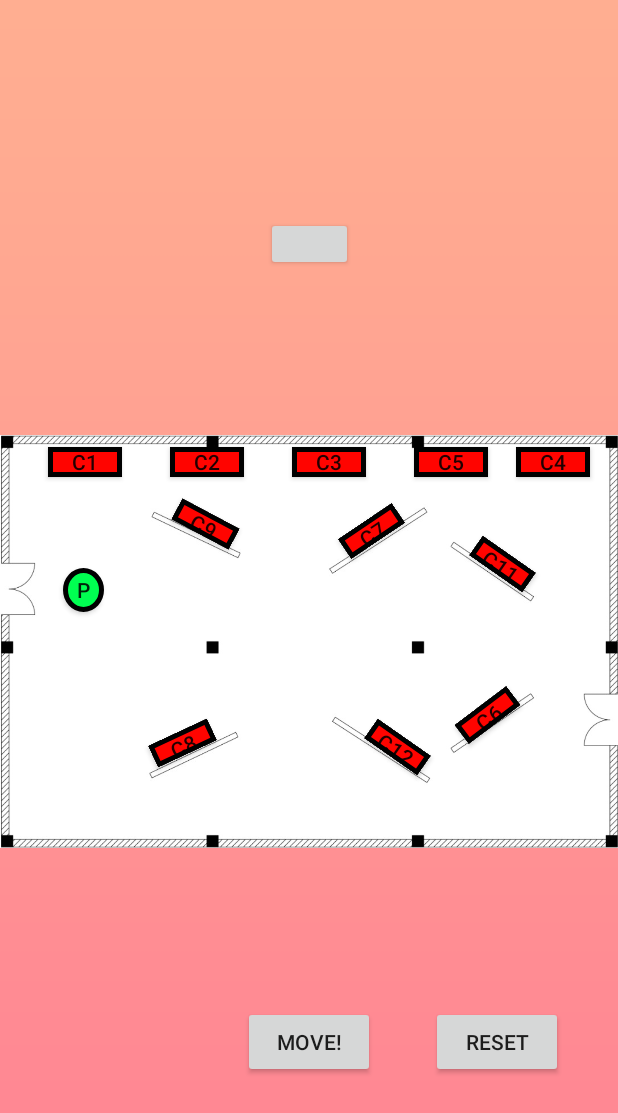
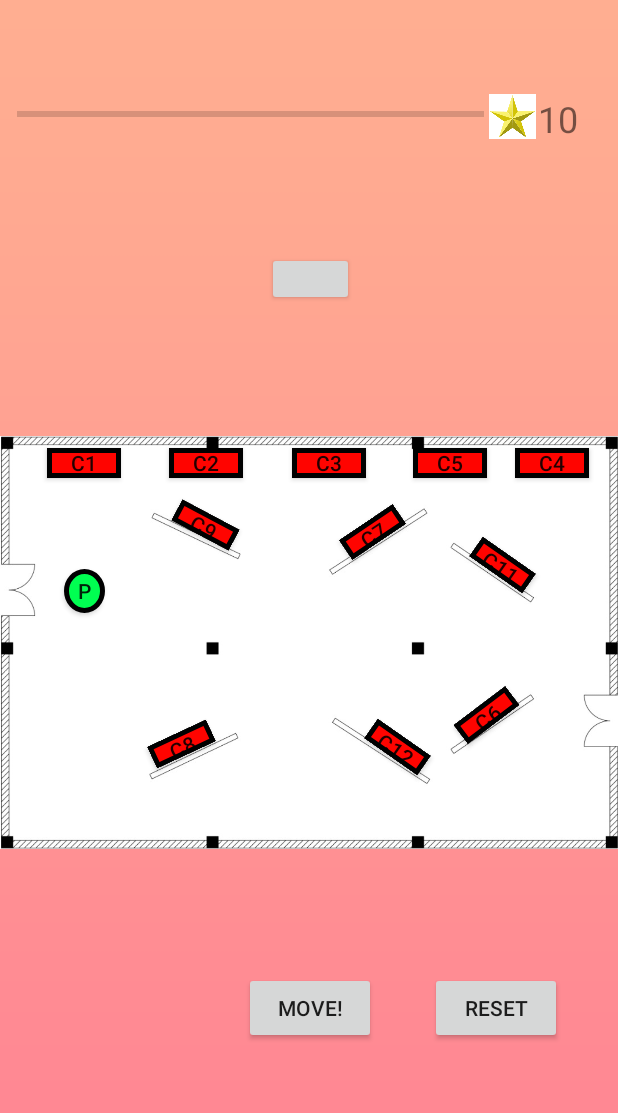
Before and after one commit to tahagates/Travelling-Museum-Application, an Android app: the fragment HomeFragment shown on its own in the app's theme, on a phone screen of 412 x 824 dp. Shown: the top 1113 px of the screen. Run offline under Robolectric (Android 15) with nearby library versions, the phone set to English and light mode, and no system bars; our stand-ins replace Firebase (no records; nobody signed in at launch, a user with empty details on screens opened directly); Roboto replaces fonts that are not available here.

Commit message:
progress bar ile ilgili işlemler

```diff
--- a/app/src/main/java/com/example/loginpart/model/ArtifactModel.java
+++ b/app/src/main/java/com/example/loginpart/model/ArtifactModel.java
@@ -6,7 +6,11 @@ public class ArtifactModel {
     private String aCode;
     private String[] questions; // or basic string ?
     private Image aImage;
-    private int aLevel; //necessary ??
+    private int aLevel; //necessary ?
+    private int point; //bir sorgu gerçekleştirirken tüm o bilgilerin bir modele aktarılıp o model üzerinden işlem yapılması
+    //gerektiği düşündüğüm için bunları ekliyorum.
+    private String category;
+    private String name;
 
     public ArtifactModel(String aCode,Image aImage,int aLevel) {
         this.aCode = aCode;
@@ -14,12 +18,15 @@ public class ArtifactModel {
         this.aLevel = aLevel;
     }
 
-    public String getaCode() {
-        return aCode;
-    }
+    public String getaCode() { return aCode; }
 
-    public int getaLevel() {
-        return aLevel;
-    }
+    public int getaLevel() { return aLevel; }
 
+    public int getPoint() { return aLevel; }
+
+    public void setPoint(int point) { this.point = point; }
+
+    public void setCategory(String category) { this.category = category; }
+
+    public void setName(String name) { this.name = name; }
 }
--- a/app/src/main/java/com/example/loginpart/ui/home/HomeFragment.java
+++ b/app/src/main/java/com/example/loginpart/ui/home/HomeFragment.java
@@ -1,9 +1,9 @@
 package com.example.loginpart.ui.home;
 
 import android.app.AlertDialog;
-import android.app.Dialog;
 import android.content.Context;
 import android.content.DialogInterface;
+import android.graphics.Point;
 import android.os.Build;
 import android.os.Bundle;
 import android.util.Log;
@@ -11,41 +11,30 @@ import android.view.LayoutInflater;
 import android.view.View;
 import android.view.ViewGroup;
 import android.widget.Button;
-import android.graphics.Point;
 import android.widget.EditText;
-import android.widget.TextView;
-import android.widget.Toast;
+import android.widget.ProgressBar;
 
 import androidx.annotation.NonNull;
 import androidx.annotation.RequiresApi;
 import androidx.fragment.app.Fragment;
-import androidx.fragment.app.FragmentTransaction;
-import androidx.lifecycle.Observer;
-import androidx.lifecycle.ViewModelProviders;
 
 import com.example.loginpart.R;
-import com.google.android.gms.maps.MapFragment;
+import com.example.loginpart.model.ArtifactModel;
+import com.google.android.gms.tasks.OnCompleteListener;
 import com.google.android.gms.tasks.OnFailureListener;
 import com.google.android.gms.tasks.OnSuccessListener;
-import com.google.firebase.FirebaseApp;
+import com.google.android.gms.tasks.Task;
 import com.google.firebase.auth.FirebaseAuth;
-import com.google.firebase.auth.FirebaseUser;
-import com.google.firebase.database.DataSnapshot;
-import com.google.firebase.database.DatabaseError;
 import com.google.firebase.database.DatabaseReference;
 import com.google.firebase.database.FirebaseDatabase;
-import com.google.firebase.database.ValueEventListener;
 import com.google.firebase.firestore.DocumentReference;
 import com.google.firebase.firestore.DocumentSnapshot;
 import com.google.firebase.firestore.FirebaseFirestore;
 
-import org.w3c.dom.Text;
-
-import java.util.Collection;
-
 import javax.annotation.Nullable;
 
 import static com.example.loginpart.ui.leaderBoard.LeaderBoardFragment.TAG;
+import static java.lang.Integer.parseInt;
 
 public class HomeFragment extends Fragment {
 
@@ -56,10 +45,11 @@ public class HomeFragment extends Fragment {
     Button playerButton;
     Button btnMove,btnReset;
     Button btnDeneme;
+    private ProgressBar progressBar;
 
     private String artifactInput;
 
-
+    final ArtifactModel artifactItem = null;
 
     private FirebaseDatabase firebaseDatabase;
     private FirebaseFirestore firebaseFirestore;
@@ -100,6 +90,10 @@ public class HomeFragment extends Fragment {
         btnMove = view.findViewById(R.id.btnArtifact);
         btnReset = view.findViewById(R.id.btnReset);
 
+       //ezginin eklediği kısımlar--------------
+        progressBar = (ProgressBar) view.findViewById(R.id.progressBar_home);
+        progressBar.setMax(50);
+        //-------------------
 
         playerButton.setOnClickListener(new View.OnClickListener() {
 
@@ -110,6 +104,10 @@ public class HomeFragment extends Fragment {
 
                 Log.d("Coordinates","Coordinates x:" + p.x + " and y: " + p.y);
 
+                //Bunu buraya ekleyeceğim ama emin değilim yeri değişebilir.
+                int userPoint = getPoint();
+                progressBar.setProgress(userPoint);
+                //-----------------------
             }
         });
 
@@ -138,6 +136,7 @@ public class HomeFragment extends Fragment {
                         String inputString = inputArtifact.getText().toString();
                         Log.d("Artifact ID: ", inputString);
                         movementFunction(inputString);
+
                     }
                 });
 
@@ -147,8 +146,6 @@ public class HomeFragment extends Fragment {
                         //Cancel
                     }
                 });
-
-
 
                 artifactDialog.create().show();
 
@@ -179,8 +176,17 @@ public class HomeFragment extends Fragment {
                     if(str.equals("deneme")){
                         btnDeneme.setBackgroundColor(btnDeneme.getContext().getResources().getColor(R.color.Green));
                     }
+                    Log.d("Document name", str);
 
-                    Log.d("Document name", str);
+
+                    //ezginin eklediği kısımlar--------------------
+                    artifactItem.setName(documentSnapshot.getString("name"));
+                    artifactItem.setCategory(documentSnapshot.getString("category"));
+                    artifactItem.setPoint(parseInt(documentSnapshot.getString("point")));
+
+                    updatePoint(parseInt(documentSnapshot.getString("point")));
+                    //------------------------------
+
                 } else{
                     Log.d("No document","Document error");
                     //Toast.makeText(context,"No document",Toast.LENGTH_LONG);
@@ -194,4 +200,49 @@ public class HomeFragment extends Fragment {
         });
 
     }
+
+    private void updatePoint(int artifactPoint) {
+        final int[] userPoint = new int[1];
+
+        documentReference = firebaseFirestore.collection("users").document(firebaseAuth.getCurrentUser().getUid());
+        documentReference.get().addOnCompleteListener(new OnCompleteListener<DocumentSnapshot>() {
+            @Override
+            public void onComplete(@NonNull Task<DocumentSnapshot> task) {
+                if (task.isSuccessful()) {
+                    DocumentSnapshot doc = task.getResult();
+                    userPoint[0] = (int) doc.get("point");
+                }
+            }
+        })
+                .addOnFailureListener(new OnFailureListener() {
+                    @Override
+                    public void onFailure(@NonNull Exception e) {
+                    }
+                });
+
+        documentReference.update("point", userPoint[0] + artifactPoint);
+    }
+
+    private int getPoint()
+    {
+        final int[] userPoint = new int[1];
+
+        documentReference = firebaseFirestore.collection("users").document(firebaseAuth.getCurrentUser().getUid());
+        documentReference.get().addOnCompleteListener(new OnCompleteListener<DocumentSnapshot>() {
+            @Override
+            public void onComplete(@NonNull Task<DocumentSnapshot> task) {
+                if (task.isSuccessful()) {
+                    DocumentSnapshot doc = task.getResult();
+                    userPoint[0] = (int) doc.get("point");
+                }
+            }
+        })
+                .addOnFailureListener(new OnFailureListener() {
+                    @Override
+                    public void onFailure(@NonNull Exception e) {
+                    }
+                });
+
+        return userPoint[0];
+    }
 }
--- a/app/src/main/java/com/example/loginpart/ui/logout/LogoutFragment.java
+++ /dev/null
@@ -1,26 +0,0 @@
-package com.example.loginpart.ui.logout;
-
-import android.os.Bundle;
-import android.view.LayoutInflater;
-import android.view.View;
-import android.view.ViewGroup;
-import android.widget.TextView;
-
-import androidx.annotation.Nullable;
-import androidx.annotation.NonNull;
-import androidx.fragment.app.Fragment;
-import androidx.lifecycle.Observer;
-import androidx.lifecycle.ViewModelProviders;
-
-import com.example.loginpart.R;
-
-public class LogoutFragment extends Fragment {
-
-    public View onCreateView(@NonNull LayoutInflater inflater,
-                             ViewGroup container, Bundle savedInstanceState) {
-        return inflater.inflate(R.layout.fragment_logout, container, false);
-    }
-
-
-
-}
--- a/app/src/main/res/layout/fragment_home.xml
+++ b/app/src/main/res/layout/fragment_home.xml
@@ -6,213 +6,289 @@
     android:layout_height="match_parent"
     android:background="@drawable/background">
 
-    <TextView
-        android:id="@+id/text_home"
-        android:layout_width="match_parent"
-        android:layout_height="wrap_content"
-        android:layout_marginStart="8dp"
-        android:layout_marginTop="8dp"
-        android:layout_marginEnd="8dp"
-        android:textAlignment="center"
-        android:textSize="20sp"
-        app:layout_constraintEnd_toEndOf="parent"
-        app:layout_constraintStart_toStartOf="parent"
-        app:layout_constraintTop_toTopOf="parent" />
-
 
     <ImageView
         android:id="@+id/imgFloorPlan"
         android:layout_width="412dp"
         android:layout_height="275dp"
+        android:layout_marginTop="244dp"
+        android:layout_marginBottom="212dp"
         android:contentDescription="@string/floorPlan"
         app:layout_constraintBottom_toBottomOf="parent"
         app:layout_constraintEnd_toEndOf="parent"
-        app:layout_constraintHorizontal_bias="1.0"
         app:layout_constraintStart_toStartOf="parent"
-        app:layout_constraintTop_toBottomOf="@+id/text_home"
-        app:layout_constraintVertical_bias="0.496"
+        app:layout_constraintTop_toTopOf="parent"
         app:srcCompat="@drawable/floorplan" />
 
     <Button
         android:id="@+id/btnCollection12"
         android:layout_width="43dp"
         android:layout_height="16dp"
+        android:layout_marginStart="243dp"
+        android:layout_marginTop="443dp"
+        android:layout_marginEnd="125dp"
+        android:layout_marginBottom="272dp"
         android:background="@drawable/rectangle"
         android:rotation="35"
         android:text="@string/collection12"
-        app:layout_constraintBottom_toBottomOf="@+id/imgFloorPlan"
+        app:layout_constraintBottom_toBottomOf="parent"
         app:layout_constraintEnd_toEndOf="parent"
-        app:layout_constraintHorizontal_bias="0.66"
-        app:layout_constraintStart_toStartOf="@+id/imgFloorPlan"
-        app:layout_constraintTop_toTopOf="@+id/imgFloorPlan"
-        app:layout_constraintVertical_bias="0.77" />
+        app:layout_constraintStart_toStartOf="parent"
+        app:layout_constraintTop_toTopOf="parent" />
 
     <Button
         android:id="@+id/btnCollection11"
-        android:text="@string/collection11"
         android:layout_width="43dp"
         android:layout_height="16dp"
+        android:layout_marginStart="313dp"
+        android:layout_marginTop="322dp"
+        android:layout_marginEnd="55dp"
+        android:layout_marginBottom="393dp"
         android:background="@drawable/rectangle"
         android:rotation="35"
-        app:layout_constraintBottom_toBottomOf="@+id/imgFloorPlan"
+        android:text="@string/collection11"
+        app:layout_constraintBottom_toBottomOf="parent"
         app:layout_constraintEnd_toEndOf="parent"
-        app:layout_constraintHorizontal_bias="0.85"
-        app:layout_constraintStart_toStartOf="@+id/imgFloorPlan"
-        app:layout_constraintTop_toTopOf="@+id/imgFloorPlan"
-        app:layout_constraintVertical_bias="0.3" />
+        app:layout_constraintStart_toStartOf="parent"
+        app:layout_constraintTop_toTopOf="parent" />
 
     <Button
         android:id="@+id/btnCollection9"
-        android:text="@string/collection9"
         android:layout_width="43dp"
         android:layout_height="16dp"
+        android:layout_marginStart="115dp"
+        android:layout_marginTop="295dp"
+        android:layout_marginEnd="253dp"
+        android:layout_marginBottom="420dp"
         android:background="@drawable/rectangle"
         android:rotation="28"
-        app:layout_constraintBottom_toBottomOf="@+id/imgFloorPlan"
-        app:layout_constraintEnd_toStartOf="@+id/btnCollection7"
-        app:layout_constraintHorizontal_bias="0.63"
+        android:text="@string/collection9"
+        app:layout_constraintBottom_toBottomOf="parent"
+        app:layout_constraintEnd_toEndOf="parent"
         app:layout_constraintStart_toStartOf="parent"
-        app:layout_constraintTop_toBottomOf="@+id/btnCollection2"
-        app:layout_constraintVertical_bias="0.100000024" />
+        app:layout_constraintTop_toTopOf="parent" />
 
     <Button
         android:id="@+id/btnCollection8"
-        android:text="@string/collection8"
         android:layout_width="43dp"
         android:layout_height="16dp"
+        android:layout_marginStart="99dp"
+        android:layout_marginTop="441dp"
+        android:layout_marginEnd="269dp"
+        android:layout_marginBottom="274dp"
         android:background="@drawable/rectangle"
         android:rotation="335"
-        app:layout_constraintBottom_toBottomOf="@+id/imgFloorPlan"
-        app:layout_constraintEnd_toStartOf="@+id/btnCollection12"
-        app:layout_constraintStart_toStartOf="@+id/imgFloorPlan"
-        app:layout_constraintTop_toTopOf="@+id/imgFloorPlan"
-        app:layout_constraintVertical_bias="0.76" />
+        android:text="@string/collection8"
+        app:layout_constraintBottom_toBottomOf="parent"
+        app:layout_constraintEnd_toEndOf="parent"
+        app:layout_constraintStart_toStartOf="parent"
+        app:layout_constraintTop_toTopOf="parent" />
 
     <Button
         android:id="@+id/btnCollection7"
-        android:text="@string/collection7"
         android:layout_width="43dp"
         android:layout_height="16dp"
-        android:layout_marginEnd="44dp"
+        android:layout_marginStart="226dp"
+        android:layout_marginTop="300dp"
+        android:layout_marginEnd="142dp"
+        android:layout_marginBottom="415dp"
         android:background="@drawable/rectangle"
         android:rotation="326"
-        app:layout_constraintBottom_toBottomOf="@+id/imgFloorPlan"
-        app:layout_constraintEnd_toStartOf="@+id/btnCollection11"
-        app:layout_constraintTop_toTopOf="@+id/imgFloorPlan"
-        app:layout_constraintVertical_bias="0.216" />
+        android:text="@string/collection7"
+        app:layout_constraintBottom_toBottomOf="parent"
+        app:layout_constraintEnd_toEndOf="parent"
+        app:layout_constraintStart_toStartOf="parent"
+        app:layout_constraintTop_toTopOf="parent" />
 
     <Button
         android:id="@+id/btnCollection6"
-        android:text="@string/collection6"
         android:layout_width="43dp"
         android:layout_height="16dp"
+        android:layout_marginStart="302dp"
+        android:layout_marginTop="422dp"
+        android:layout_marginEnd="66dp"
+        android:layout_marginBottom="293dp"
         android:background="@drawable/rectangle"
         android:rotation="323"
-        app:layout_constraintBottom_toBottomOf="@+id/imgFloorPlan"
+        android:text="@string/collection6"
+        app:layout_constraintBottom_toBottomOf="parent"
         app:layout_constraintEnd_toEndOf="parent"
-        app:layout_constraintHorizontal_bias="0.2"
-        app:layout_constraintStart_toEndOf="@+id/btnCollection12"
-        app:layout_constraintTop_toTopOf="@+id/imgFloorPlan"
-        app:layout_constraintVertical_bias="0.69" />
+        app:layout_constraintStart_toStartOf="parent"
+        app:layout_constraintTop_toTopOf="parent" />
 
     <Button
         android:id="@+id/btnCollection1"
         android:layout_width="49dp"
         android:layout_height="20dp"
-        android:layout_marginStart="32dp"
-        android:layout_marginTop="8dp"
+        android:layout_marginStart="31dp"
+        android:layout_marginTop="252dp"
+        android:layout_marginEnd="331dp"
+        android:layout_marginBottom="459dp"
         android:background="@drawable/rectangle"
-        app:layout_constraintStart_toStartOf="@+id/imgFloorPlan"
         android:text="@string/collection1"
-        app:layout_constraintTop_toTopOf="@+id/imgFloorPlan" />
+        app:layout_constraintBottom_toBottomOf="parent"
+        app:layout_constraintEnd_toEndOf="parent"
+        app:layout_constraintStart_toStartOf="parent"
+        app:layout_constraintTop_toTopOf="parent" />
 
     <Button
         android:id="@+id/btnCollection2"
-        android:text="@string/collection2"
         android:layout_width="49dp"
         android:layout_height="20dp"
-        android:layout_marginStart="32dp"
-        android:layout_marginTop="8dp"
+        android:layout_marginStart="112dp"
+        android:layout_marginTop="252dp"
+        android:layout_marginEnd="250dp"
+        android:layout_marginBottom="459dp"
         android:background="@drawable/rectangle"
-        app:layout_constraintStart_toEndOf="@+id/btnCollection1"
-        app:layout_constraintTop_toTopOf="@+id/imgFloorPlan" />
+        android:text="@string/collection2"
+        app:layout_constraintBottom_toBottomOf="parent"
+        app:layout_constraintEnd_toEndOf="parent"
+        app:layout_constraintStart_toStartOf="parent"
+        app:layout_constraintTop_toTopOf="parent" />
 
     <Button
         android:id="@+id/btnCollection3"
-        android:text="@string/collection3"
         android:layout_width="49dp"
         android:layout_height="20dp"
-        android:layout_marginStart="32dp"
-        android:layout_marginTop="8dp"
+        android:layout_marginStart="194dp"
+        android:layout_marginTop="252dp"
+        android:layout_marginEnd="168dp"
+        android:layout_marginBottom="459dp"
         android:background="@drawable/rectangle"
-        app:layout_constraintStart_toEndOf="@+id/btnCollection2"
-        app:layout_constraintTop_toTopOf="@+id/imgFloorPlan" />
+        android:text="@string/collection3"
+        app:layout_constraintBottom_toBottomOf="parent"
+        app:layout_constraintEnd_toEndOf="parent"
+        app:layout_constraintStart_toStartOf="parent"
+        app:layout_constraintTop_toTopOf="parent" />
 
     <Button
         android:id="@+id/btnCollection4"
-        android:text="@string/collection4"
         android:layout_width="49dp"
         android:layout_height="20dp"
-        android:layout_marginStart="24dp"
-        android:layout_marginTop="8dp"
-        android:layout_marginEnd="24dp"
+        android:layout_marginStart="343dp"
+        android:layout_marginTop="252dp"
+        android:layout_marginEnd="19dp"
+        android:layout_marginBottom="459dp"
         android:background="@drawable/rectangle"
+        android:text="@string/collection4"
+        app:layout_constraintBottom_toBottomOf="parent"
         app:layout_constraintEnd_toEndOf="parent"
-        app:layout_constraintStart_toEndOf="@+id/btnCollection5"
-        app:layout_constraintTop_toTopOf="@+id/imgFloorPlan" />
+        app:layout_constraintStart_toStartOf="parent"
+        app:layout_constraintTop_toTopOf="parent" />
 
     <Button
         android:id="@+id/btnPlayer"
-        android:text="@string/playerButton"
         android:layout_width="27dp"
         android:layout_height="29dp"
+        android:layout_marginStart="42dp"
+        android:layout_marginTop="333dp"
+        android:layout_marginEnd="342dp"
+        android:layout_marginBottom="369dp"
         android:background="@drawable/circle"
-        app:layout_constraintBottom_toBottomOf="@+id/imgFloorPlan"
+        android:text="@string/playerButton"
+        app:layout_constraintBottom_toBottomOf="parent"
         app:layout_constraintEnd_toEndOf="parent"
-        app:layout_constraintHorizontal_bias="0.11"
         app:layout_constraintStart_toStartOf="parent"
-        app:layout_constraintTop_toTopOf="@+id/imgFloorPlan"
-        app:layout_constraintVertical_bias="0.36" />
+        app:layout_constraintTop_toTopOf="parent" />
 
     <Button
         android:id="@+id/btnCollection5"
-        android:text="@string/collection5"
         android:layout_width="49dp"
         android:layout_height="20dp"
-        android:layout_marginStart="32dp"
-        android:layout_marginTop="8dp"
+        android:layout_marginStart="275dp"
+        android:layout_marginTop="252dp"
+        android:layout_marginEnd="87dp"
+        android:layout_marginBottom="459dp"
         android:background="@drawable/rectangle"
-        app:layout_constraintStart_toEndOf="@+id/btnCollection3"
-        app:layout_constraintTop_toTopOf="@+id/imgFloorPlan" />
+        android:text="@string/collection5"
+        app:layout_constraintBottom_toBottomOf="parent"
+        app:layout_constraintEnd_toEndOf="parent"
+        app:layout_constraintStart_toStartOf="parent"
+        app:layout_constraintTop_toTopOf="parent" />
 
     <Button
         android:id="@+id/btnArtifact"
         android:layout_width="wrap_content"
         android:layout_height="wrap_content"
+        android:layout_marginStart="162dp"
+        android:layout_marginTop="601dp"
+        android:layout_marginEnd="161dp"
+        android:layout_marginBottom="82dp"
         android:text="@string/artifactButton"
         app:layout_constraintBottom_toBottomOf="parent"
         app:layout_constraintEnd_toEndOf="parent"
         app:layout_constraintStart_toStartOf="parent"
-        app:layout_constraintTop_toBottomOf="@+id/imgFloorPlan" />
+        app:layout_constraintTop_toTopOf="parent" />
 
     <Button
         android:id="@+id/btnReset"
         android:layout_width="wrap_content"
         android:layout_height="wrap_content"
+        android:layout_marginStart="286dp"
+        android:layout_marginTop="601dp"
+        android:layout_marginEnd="37dp"
+        android:layout_marginBottom="82dp"
         android:text="reset"
         app:layout_constraintBottom_toBottomOf="parent"
         app:layout_constraintEnd_toEndOf="parent"
-        app:layout_constraintStart_toEndOf="@+id/btnArtifact"
-        app:layout_constraintTop_toBottomOf="@+id/imgFloorPlan" />
+        app:layout_constraintStart_toStartOf="parent"
+        app:layout_constraintTop_toTopOf="parent" />
 
     <Button
         android:id="@+id/btnDeneme"
         android:layout_width="58dp"
         android:layout_height="36dp"
+        android:layout_marginStart="177dp"
+        android:layout_marginTop="121dp"
+        android:layout_marginEnd="176dp"
+        android:layout_marginBottom="574dp"
         android:text="@string/blankText"
-        app:layout_constraintBottom_toTopOf="@+id/imgFloorPlan"
+        app:layout_constraintBottom_toBottomOf="parent"
         app:layout_constraintEnd_toEndOf="parent"
         app:layout_constraintStart_toStartOf="parent"
-        app:layout_constraintTop_toBottomOf="@+id/text_home" />
+        app:layout_constraintTop_toTopOf="parent" />
+
+    <ProgressBar
+        android:id="@+id/progressBar_home"
+        style="?android:attr/progressBarStyleHorizontal"
+        android:layout_width="311dp"
+        android:layout_height="27dp"
+        android:layout_marginStart="11dp"
+        android:layout_marginTop="16dp"
+        android:layout_marginEnd="89dp"
+        android:layout_marginBottom="688dp"
+        app:layout_constraintBottom_toBottomOf="parent"
+        app:layout_constraintEnd_toEndOf="parent"
+        app:layout_constraintStart_toStartOf="parent"
+        app:layout_constraintTop_toTopOf="parent" />
+
+    <ImageView
+        android:id="@+id/imageView3"
+        android:layout_width="34dp"
+        android:layout_height="30dp"
+        android:layout_marginStart="324dp"
+        android:layout_marginTop="16dp"
+        android:layout_marginEnd="53dp"
+        android:layout_marginBottom="685dp"
+        app:layout_constraintBottom_toBottomOf="parent"
+        app:layout_constraintEnd_toEndOf="parent"
+        app:layout_constraintStart_toStartOf="parent"
+        app:layout_constraintTop_toTopOf="parent"
+        app:srcCompat="@drawable/star" />
+
+    <TextView
+        android:id="@+id/tv_level"
+        android:layout_width="34dp"
+        android:layout_height="30dp"
+        android:layout_marginStart="358dp"
+        android:layout_marginTop="16dp"
+        android:layout_marginEnd="19dp"
+        android:layout_marginBottom="685dp"
+        android:text="10"
+        android:textSize="24sp"
+        app:layout_constraintBottom_toBottomOf="parent"
+        app:layout_constraintEnd_toEndOf="parent"
+        app:layout_constraintStart_toStartOf="parent"
+        app:layout_constraintTop_toTopOf="parent" />
 
 </androidx.constraintlayout.widget.ConstraintLayout>
--- a/app/src/main/res/layout/fragment_logout.xml
+++ /dev/null
@@ -1,19 +0,0 @@
-<?xml version="1.0" encoding="utf-8"?>
-<androidx.constraintlayout.widget.ConstraintLayout xmlns:android="http://schemas.android.com/apk/res/android"
-    xmlns:app="http://schemas.android.com/apk/res-auto"
-    android:layout_width="match_parent"
-    android:layout_height="match_parent">
-
-    <TextView
-        android:id="@+id/text_tools"
-        android:layout_width="match_parent"
-        android:layout_height="wrap_content"
-        android:layout_marginStart="8dp"
-        android:layout_marginTop="8dp"
-        android:layout_marginEnd="8dp"
-        android:textAlignment="center"
-        android:textSize="20sp"
-        app:layout_constraintEnd_toEndOf="parent"
-        app:layout_constraintStart_toStartOf="parent"
-        app:layout_constraintTop_toTopOf="parent" />
-</androidx.constraintlayout.widget.ConstraintLayout>
```
Also changed, not shown: app/src/main/java/com/example/loginpart/ui/profile/ProfileFragment.java (+1 -10 lines), app/src/main/res/drawable-v24/star.png (added).
